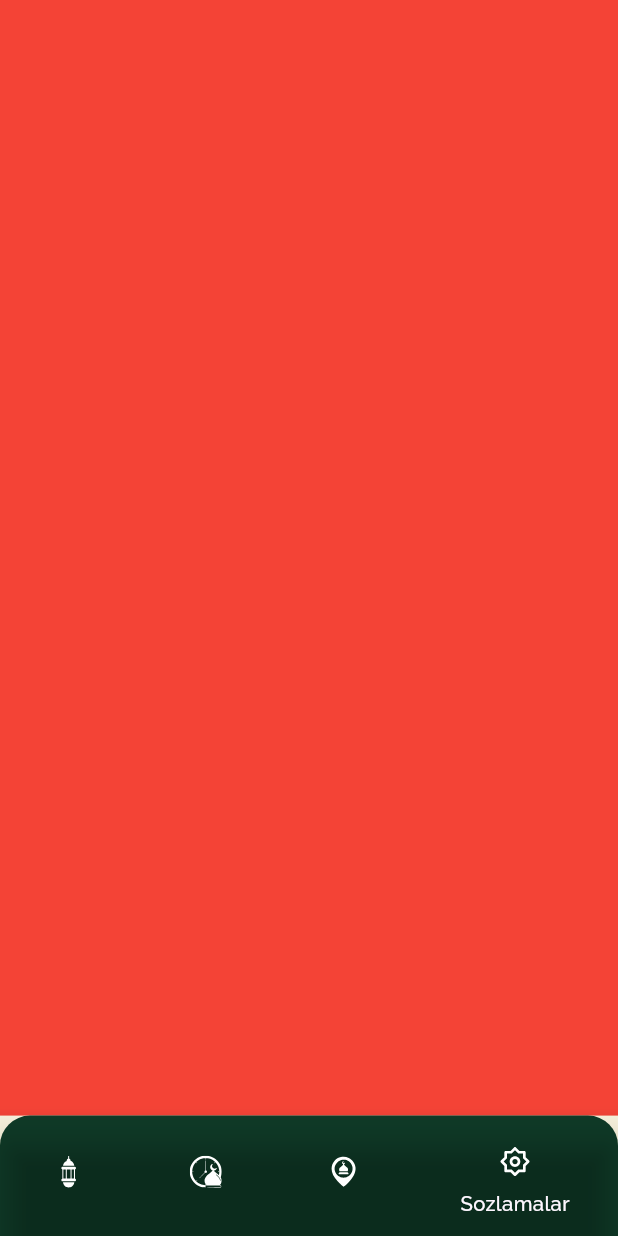
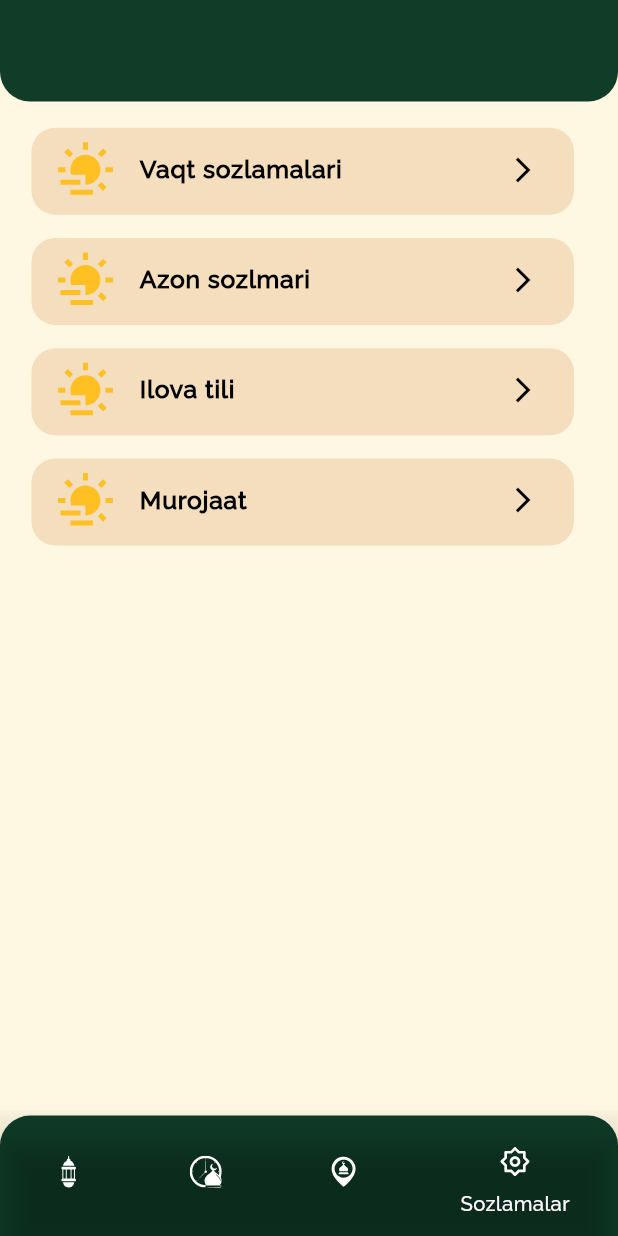
Before and after one commit to azizbek123411/ramazon_taqvimi, a Flutter app: the screen it shows after launch, item 4 of the bottom bar chosen, on a phone screen of 412 x 824 dp. Run offline on Flutter 3.47's test engine with Material 3 defaults, Android fonts, the phone set to English and light mode, and no system bars; our stand-ins replace flutter_map, flutter_svg, latlong2, percent_indicator.

Commit message:
time_settings

```diff
--- a/lib/src/ui/pages/nav_bar_pages/settings_page.dart
+++ b/lib/src/ui/pages/nav_bar_pages/settings_page.dart
@@ -1,4 +1,11 @@
 import 'package:flutter/material.dart';
+import 'package:ramazon_taqvimi/src/config/appColors.dart';
+import 'package:ramazon_taqvimi/src/config/router.dart';
+import 'package:ramazon_taqvimi/src/repository/utils/app_padding.dart';
+import 'package:ramazon_taqvimi/src/repository/utils/screen_utils.dart';
+import 'package:ramazon_taqvimi/src/ui/screens/settings_screens/time_settings.dart';
+import 'package:ramazon_taqvimi/src/ui/widgets/settings_list_tile.dart';
+
 class SettingsPage extends StatefulWidget {
   const SettingsPage({super.key});
 
@@ -10,7 +17,59 @@ class _SettingsPageState extends State<SettingsPage> {
   @override
   Widget build(BuildContext context) {
     return Scaffold(
-      backgroundColor: Colors.red,
+      appBar: PreferredSize(
+          preferredSize: Size(double.infinity, 70.h),
+          child: Container(
+            decoration: BoxDecoration(
+              color: AppColors.mainGreen,
+              borderRadius: const BorderRadius.only(
+                bottomRight: Radius.circular(20),
+                bottomLeft: Radius.circular(20),
+              ),
+            ),
+          )),
+      backgroundColor: AppColors.mainBackground,
+      body: Padding(
+        padding: Dis.only(lr: 20.w,tb: 10.h),
+        child: Column(
+          children: [
+            SettingsListTile(
+                trailing: Icon(
+                  Icons.arrow_forward_ios,
+                  size: 20,
+                  color: AppColors.blackColor,
+                ),
+                onTap: () {
+                  AppRouter.go(context, const TimeSettings());
+                },
+                title: "Vaqt sozlamalari"),
+            SettingsListTile(
+                trailing: Icon(
+                  Icons.arrow_forward_ios,
+                  size: 20,
+                  color: AppColors.blackColor,
+                ),
+                onTap: () {},
+                title: "Azon sozlmari"),
+            SettingsListTile(
+                trailing: Icon(
+                  Icons.arrow_forward_ios,
+                  size: 20,
+                  color: AppColors.blackColor,
+                ),
+                onTap: () {},
+                title: "Ilova tili"),
+            SettingsListTile(
+                trailing: Icon(
+                  Icons.arrow_forward_ios,
+                  size: 20,
+                  color: AppColors.blackColor,
+                ),
+                onTap: () {},
+                title: "Murojaat"),
+          ],
+        ),
+      ),
     );
   }
 }
--- /dev/null
+++ b/lib/src/ui/widgets/settings_list_tile.dart
@@ -0,0 +1,42 @@
+import 'package:flutter/material.dart';
+import 'package:flutter_svg/svg.dart';
+import 'package:ramazon_taqvimi/src/repository/utils/screen_utils.dart';
+
+import '../../config/appColors.dart';
+import '../../config/font_size.dart';
+import '../../repository/constants/text_styles.dart';
+import '../../repository/utils/app_padding.dart';
+class SettingsListTile extends StatelessWidget {
+  void Function() onTap;
+  String title;
+  Widget trailing;
+  SettingsListTile({super.key,required this.trailing,
+    required this.onTap,
+  required this.title});
+
+  @override
+  Widget build(BuildContext context) {
+    return Container(
+      margin: Dis.only(tb: 8.h),
+      width: 345.w,
+      height: 60.h,
+      decoration: BoxDecoration(
+        borderRadius: BorderRadius.circular(16),
+        color: AppColors.colorF4DEBD,
+      ),
+      child: ListTile(
+        onTap: onTap,
+        leading: SvgPicture.asset("assets/svg/sunset.svg"),
+        title: Text(
+          title,
+          style: AppTextStyle.instance.w700.copyWith(
+            color: AppColors.blackColor,
+            fontSize: FontSizeConst.instance.mediumFont,
+          ),
+        ),
+
+        trailing: trailing,
+      ),
+    );
+  }
+}
```
Also changed, not shown: lib/src/ui/screens/settings_screens/time_settings.dart (added, +108 -0 lines), assets/svg/localization.svg (added).
